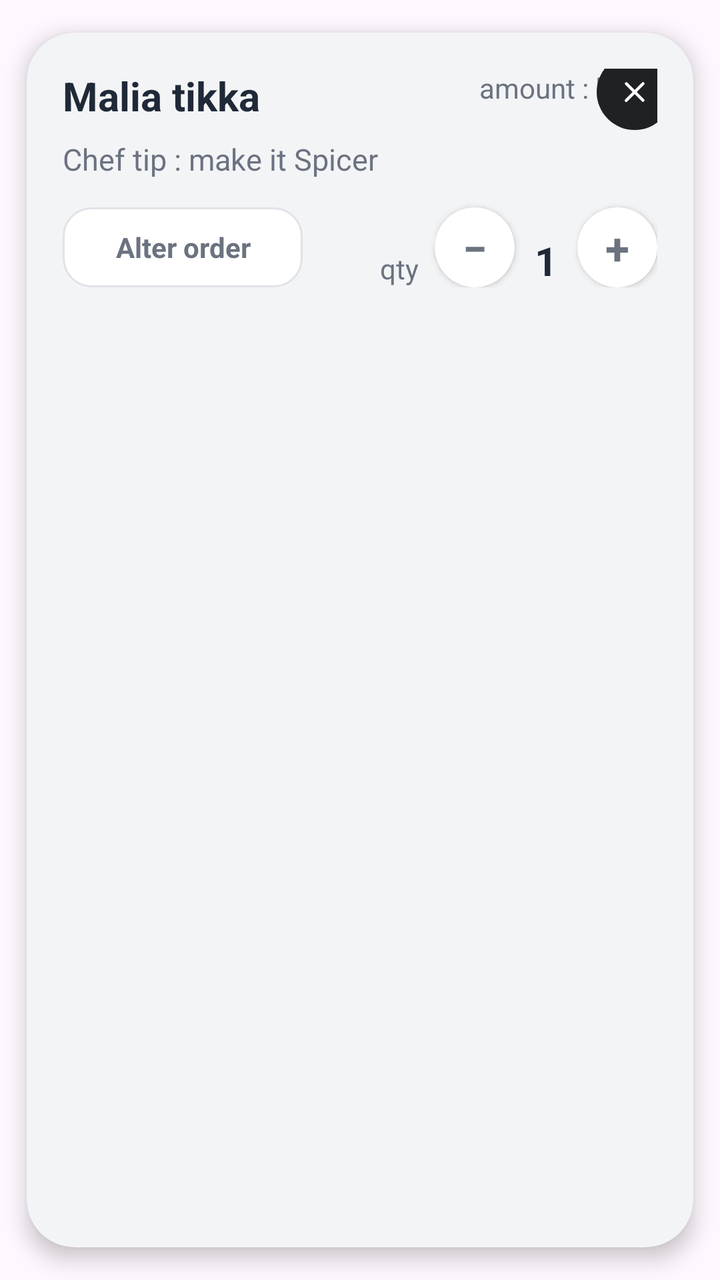
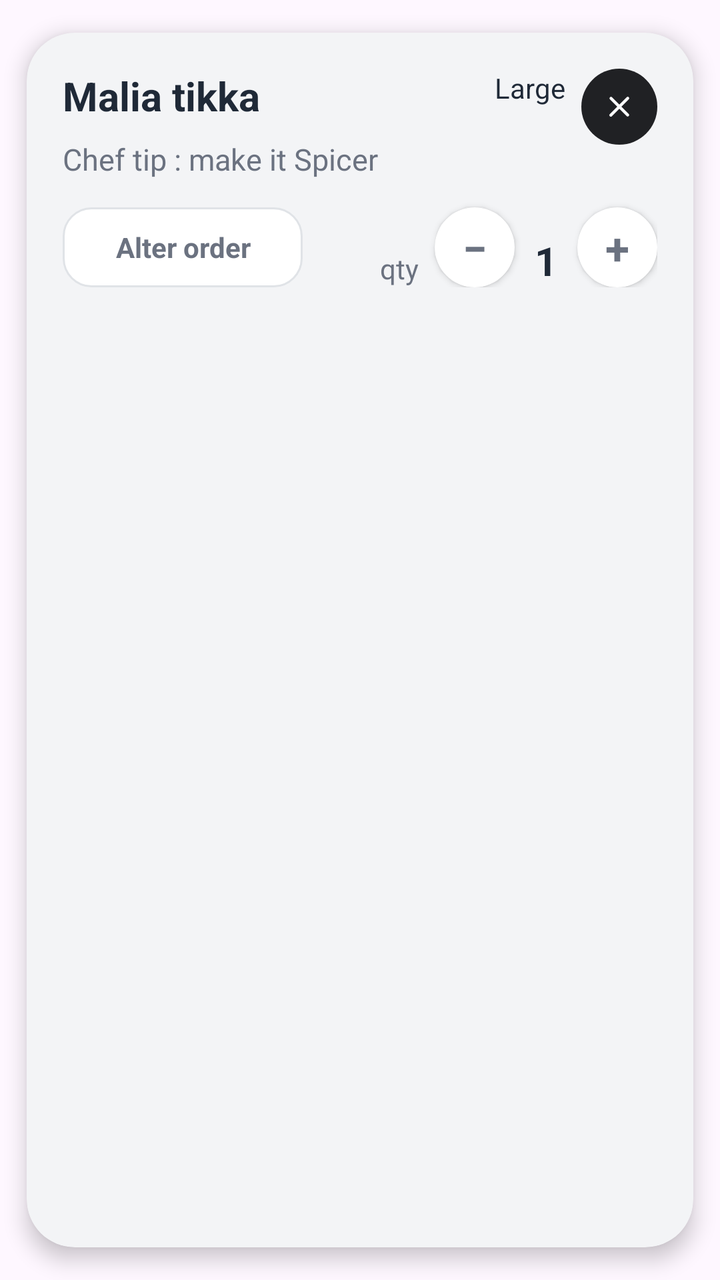

Before-and-after screenshots of an Android layout around one commit, followed by the original layout XML and the change that was made.
<!-- AndroidManifest.xml: application theme Theme.StreetFeast -->
<!-- res/layout/item_preview_order_card.xml -->
<?xml version="1.0" encoding="utf-8"?>

<androidx.cardview.widget.CardView xmlns:android="http://schemas.android.com/apk/res/android"
    xmlns:app="http://schemas.android.com/apk/res-auto"
    android:layout_width="match_parent"
    android:layout_height="wrap_content"
    android:layout_marginBottom="14dp"
    app:cardCornerRadius="24dp"
    app:cardElevation="6dp"
    app:cardUseCompatPadding="true"
    app:cardBackgroundColor="@color/sf_card_soft">

    <androidx.constraintlayout.widget.ConstraintLayout
        android:layout_width="match_parent"
        android:layout_height="wrap_content"
        android:padding="18dp">

        <TextView
            android:id="@+id/tvName"
            android:layout_width="0dp"
            android:layout_height="wrap_content"
            android:text="Malia tikka"
            android:textColor="@color/sf_text_primary"
            android:textSize="20sp"
            android:textStyle="bold"
            app:layout_constraintStart_toStartOf="parent"
            app:layout_constraintTop_toTopOf="parent"
            app:layout_constraintEnd_toStartOf="@id/tvAmount"/>

        <TextView
            android:id="@+id/tvAmount"
            android:layout_width="wrap_content"
            android:layout_height="wrap_content"
            android:text="amount : large"
            android:textColor="@color/sf_text_secondary"
            android:textSize="14sp"
            app:layout_constraintTop_toTopOf="@id/tvName"
            app:layout_constraintEnd_toEndOf="parent"/>

        <FrameLayout
            android:id="@+id/btnRemove"
            android:layout_width="38dp"
            android:layout_height="38dp"
            android:layout_marginTop="-8dp"
            android:layout_marginEnd="-8dp"
            android:background="@drawable/sf_bg_circle_dark"
            app:layout_constraintEnd_toEndOf="parent"
            app:layout_constraintTop_toTopOf="parent">

            <ImageView
                android:layout_width="18dp"
                android:layout_height="18dp"
                android:layout_gravity="center"
                android:src="@drawable/ic_close_white_20" />
        </FrameLayout>

        <TextView
            android:id="@+id/tvTip"
            android:layout_width="0dp"
            android:layout_height="wrap_content"
            android:layout_marginTop="8dp"
            android:text="Chef tip : make it Spicer"
            android:textColor="@color/sf_text_secondary"
            android:textSize="15sp"
            app:layout_constraintTop_toBottomOf="@id/tvName"
            app:layout_constraintStart_toStartOf="@id/tvName"
            app:layout_constraintEnd_toEndOf="parent"/>

        <TextView
            android:id="@+id/btnAlter"
            android:layout_width="120dp"
            android:layout_height="40dp"
            android:layout_marginTop="14dp"
            android:background="@drawable/sf_bg_pill_outline"
            android:gravity="center"
            android:text="Alter order"
            android:textColor="@color/sf_text_secondary"
            android:textSize="14sp"
            android:textStyle="bold"
            app:layout_constraintTop_toBottomOf="@id/tvTip"
            app:layout_constraintStart_toStartOf="parent"/>

        <TextView
            android:id="@+id/tvQtyLabel"
            android:layout_width="wrap_content"
            android:layout_height="wrap_content"
            android:text="qty"
            android:textColor="@color/sf_text_secondary"
            android:textSize="14sp"
            android:layout_marginEnd="8dp"
            app:layout_constraintBottom_toBottomOf="@id/btnAlter"
            app:layout_constraintEnd_toStartOf="@id/btnMinus"/>

        <androidx.cardview.widget.CardView
            android:id="@+id/btnMinus"
            android:layout_width="40dp"
            android:layout_height="40dp"
            app:cardCornerRadius="20dp"
            app:cardElevation="2dp"
            app:cardBackgroundColor="@color/sf_bg"
            app:layout_constraintBottom_toBottomOf="@id/btnAlter"
            app:layout_constraintEnd_toStartOf="@id/tvQty"
            android:layout_marginEnd="10dp">

            <TextView
                android:layout_width="match_parent"
                android:layout_height="match_parent"
                android:gravity="center"
                android:text="−"
                android:textSize="22sp"
                android:textColor="@color/sf_text_secondary"
                android:textStyle="bold"/>
        </androidx.cardview.widget.CardView>

        <TextView
            android:id="@+id/tvQty"
            android:layout_width="wrap_content"
            android:layout_height="wrap_content"
            android:text="1"
            android:textColor="@color/sf_text_primary"
            android:textSize="20sp"
            android:textStyle="bold"
            app:layout_constraintBottom_toBottomOf="@id/btnAlter"
            app:layout_constraintEnd_toStartOf="@id/btnPlus"
            android:layout_marginEnd="10dp"/>

        <androidx.cardview.widget.CardView
            android:id="@+id/btnPlus"
            android:layout_width="40dp"
            android:layout_height="40dp"
            app:cardCornerRadius="20dp"
            app:cardElevation="2dp"
            app:cardBackgroundColor="@color/sf_bg"
            app:layout_constraintBottom_toBottomOf="@id/btnAlter"
            app:layout_constraintEnd_toEndOf="parent">

            <TextView
                android:layout_width="match_parent"
                android:layout_height="match_parent"
                android:gravity="center"
                android:text="+"
                android:textSize="22sp"
                android:textColor="@color/sf_text_secondary"
                android:textStyle="bold"/>
        </androidx.cardview.widget.CardView>

    </androidx.constraintlayout.widget.ConstraintLayout>
</androidx.cardview.widget.CardView>
<!-- resources referenced by this layout -->
<resources>
  <color name="sf_bg">#FFFFFF</color>
  <color name="sf_card_soft">#F3F4F6</color>
  <color name="sf_text_primary">#1F2937</color>
  <color name="sf_text_secondary">#6B7280</color>
  <!-- drawable ic_close_white_20 (drawable) -->
  <vector xmlns:android="http://schemas.android.com/apk/res/android"
      android:width="20dp" android:height="20dp"
      android:viewportWidth="24" android:viewportHeight="24">
      <path android:fillColor="#FFFFFF"
          android:pathData="M18.3,5.71a1,1 0,0 0,-1.41 0L12,10.59 7.11,5.7A1,1 0,0 0,5.7 7.11L10.59,12 5.7,16.89a1,1 0,1 0,1.41 1.41L12,13.41l4.89,4.89a1,1 0,0 0,1.41 -1.41L13.41,12l4.89,-4.89a1,1 0,0 0,0 -1.4Z"/>
  </vector>
  <!-- drawable sf_bg_circle_dark (drawable) -->
  <?xml version="1.0" encoding="utf-8"?>
  
  <shape xmlns:android="http://schemas.android.com/apk/res/android">
      <solid android:color="@color/sf_black" />
      <corners android:radius="999dp" />
  </shape>
  <!-- drawable sf_bg_pill_outline (drawable) -->
  <?xml version="1.0" encoding="utf-8"?>
  
  <shape xmlns:android="http://schemas.android.com/apk/res/android">
      <solid android:color="@color/sf_bg"/>
      <stroke android:width="1dp" android:color="@color/sf_border"/>
      <corners android:radius="14dp"/>
  </shape>
  <style name="Theme.StreetFeast" parent="Base.Theme.StreetFeast" />
  <color name="sf_black">#202124</color>
  <color name="sf_border">#E0E3E7</color>
  <style name="Base.Theme.StreetFeast" parent="Theme.Material3.Light.NoActionBar">
          <item name="colorPrimary">@color/action_primary</item>
          <item name="colorOnPrimary">@color/white</item>
          <item name="android:statusBarColor">@color/white</item>
          <item name="android:windowLightStatusBar">true</item>
          <item name="android:textColorPrimary">@color/text_primary</item>
          <item name="android:textColorSecondary">@color/text_secondary</item>
      </style>
  <color name="action_primary">#22C55E</color>
  <color name="white">#FFFFFFFF</color>
  <color name="text_primary">#1F2937</color>
  <color name="text_secondary">#6B7280</color>
</resources>

<!-- the commit's change to res/layout/item_preview_order_card.xml (unified diff, before → after) -->
@@ -31,18 +31,19 @@
             android:id="@+id/tvAmount"
             android:layout_width="wrap_content"
             android:layout_height="wrap_content"
-            android:text="amount : large"
-            android:textColor="@color/sf_text_secondary"
+            android:text="Large"
+            android:textColor="@color/sf_text_primary"
             android:textSize="14sp"
+            android:layout_marginEnd="8dp"
             app:layout_constraintTop_toTopOf="@id/tvName"
-            app:layout_constraintEnd_toEndOf="parent"/>
+            app:layout_constraintEnd_toStartOf="@id/btnRemove"/>
 
         <FrameLayout
             android:id="@+id/btnRemove"
             android:layout_width="38dp"
             android:layout_height="38dp"
-            android:layout_marginTop="-8dp"
-            android:layout_marginEnd="-8dp"
+            android:layout_marginTop="0dp"
+            android:layout_marginEnd="0dp"
             android:background="@drawable/sf_bg_circle_dark"
             app:layout_constraintEnd_toEndOf="parent"
             app:layout_constraintTop_toTopOf="parent">
@@ -77,6 +78,8 @@
             android:textColor="@color/sf_text_secondary"
             android:textSize="14sp"
             android:textStyle="bold"
+            android:clickable="true"
+            android:focusable="true"
             app:layout_constraintTop_toBottomOf="@id/tvTip"
             app:layout_constraintStart_toStartOf="parent"/>
 
